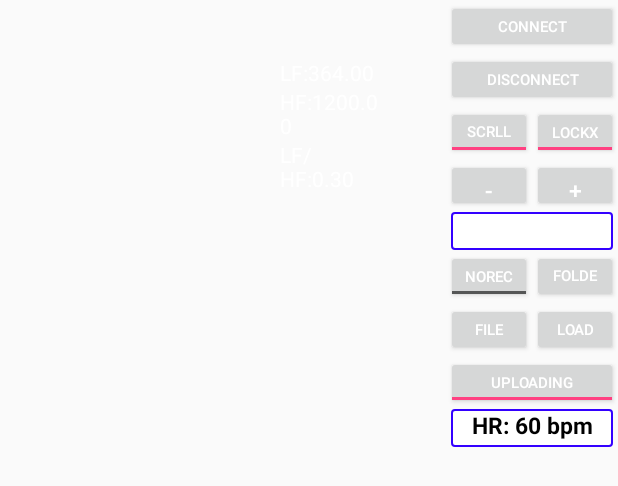
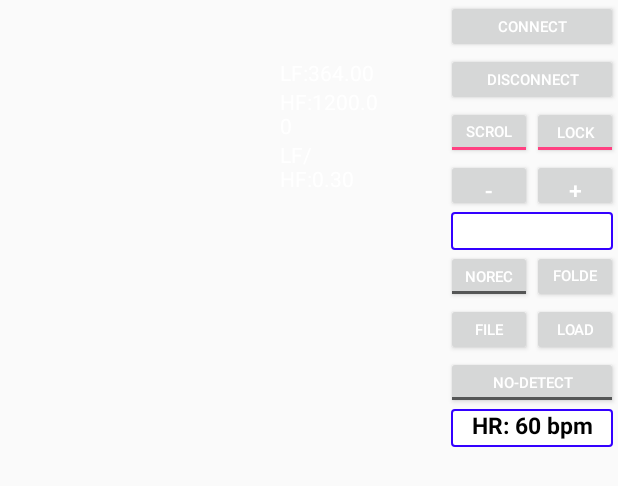
Before and after one commit to triopu/Drowsiness, an Android app: the layout activity_main.xml on its own in the app's theme, with its tools: preview values and no code run, on a phone screen of 412 x 824 dp. Shown: the top 486 px of the screen. Run offline under Robolectric (Android 15) with nearby library versions, the phone set to English and light mode, and no system bars.

Commit message:
Some changes

```diff
--- a/Drowsiness/app/src/main/res/layout/activity_main.xml
+++ b/Drowsiness/app/src/main/res/layout/activity_main.xml
@@ -123,8 +123,8 @@
                 android:layout_height="35dp"
                 android:layout_alignParentLeft="true"
                 android:checked="true"
-                android:textOff="ScrllX"
-                android:textOn="ScrllX"
+                android:textOff="Scroll"
+                android:textOn="Scroll"
                 android:textSize="10dp"
                 android:layout_weight="50"
                 android:textColor="@color/white"
@@ -136,8 +136,8 @@
                 android:layout_height="35dp"
                 android:layout_alignParentLeft="true"
                 android:checked="true"
-                android:textOff="LockX"
-                android:textOn="LockX"
+                android:textOff="Lock"
+                android:textOn="Lock"
                 android:textSize="10dp"
                 android:layout_weight="50"
                 android:textColor="@color/white"
@@ -255,12 +255,12 @@
             android:layout_width="fill_parent"
             android:layout_height="35dp"
             android:layout_alignParentLeft="true"
-            android:checked="true"
-            android:textOff="Downloading"
-            android:textOn="Uploading"
+            android:checked="false"
+            android:textOff="No-Detect"
+            android:textOn="Detecting"
             android:textSize="10dp"
             android:textColor="@color/white"
-            android:id="@+id/tbInternet"
+            android:id="@+id/tbDrowsiness"
             android:layout_gravity="center" />
 
         <TextView
```
Also changed, not shown: Drowsiness/app/src/main/java/hendra/drowsiness/Config.java (deleted, +0 -8 lines), Drowsiness/app/src/main/java/hendra/drowsiness/DataInternet.java (deleted, +0 -30 lines), Drowsiness/app/src/main/java/hendra/drowsiness/MainActivity.java (+29 -88 lines), Drowsiness/app/src/main/res/ic_launcher.png, Drowsiness/app/src/main/res/ic_launcher_round.png, Drowsiness/app/src/main/res/mipmap-hdpi/ic_launcher.png, Drowsiness/app/src/main/res/mipmap-hdpi/ic_launcher_round.png, Drowsiness/app/src/main/res/mipmap-mdpi/ic_launcher.png, Drowsiness/app/src/main/res/mipmap-mdpi/ic_launcher_round.png, Drowsiness/app/src/main/res/mipmap-xhdpi/ic_launcher.png, Drowsiness/app/src/main/res/mipmap-xhdpi/ic_launcher_round.png, Drowsiness/app/src/main/res/mipmap-xxhdpi/ic_launcher.png, Drowsiness/app/src/main/res/mipmap-xxhdpi/ic_launcher_round.png, Drowsiness/app/src/main/res/mipmap-xxxhdpi/ic_launcher.png, 1 more files, 1 other file.
